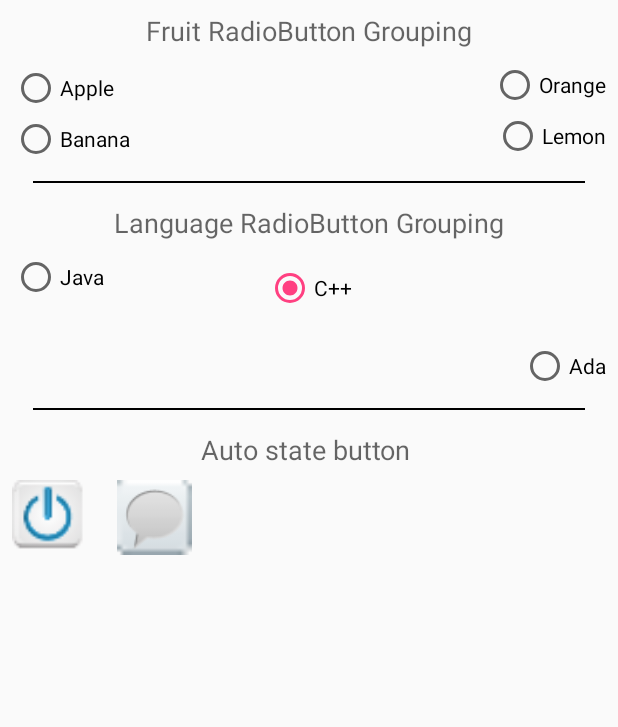
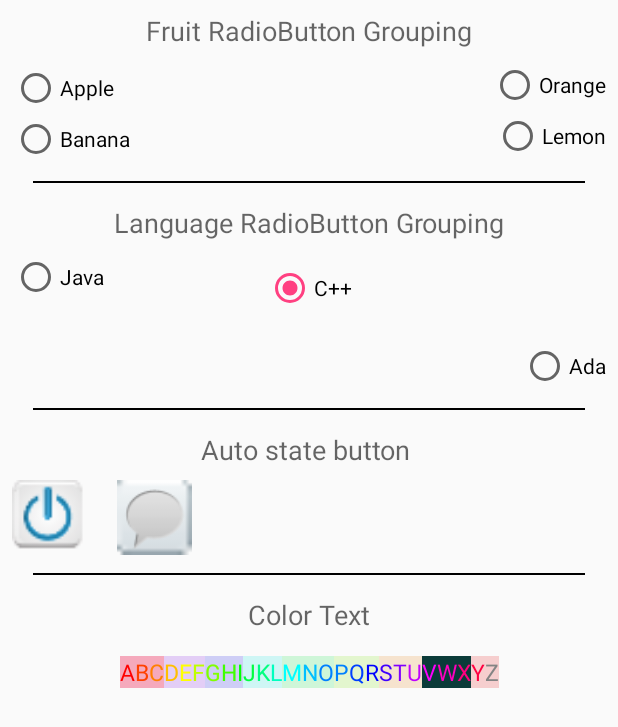
Before and after one commit to simair2000/AndroidUtils, an Android app: the UIExamActivity screen opened directly, with no data from a screen before it, on a phone screen of 412 x 824 dp. Shown: the top 727 px of the screen. Run offline under Robolectric (Android 15) with nearby library versions, the phone set to English and light mode, and no system bars.

Commit message:
ColorTextView

```diff
--- a/00.AndroidUtils/app/src/main/java/com/simair/android/androidutils/example/UIExamActivity.java
+++ b/00.AndroidUtils/app/src/main/java/com/simair/android/androidutils/example/UIExamActivity.java
@@ -2,6 +2,7 @@ package com.simair.android.androidutils.example;
 
 import android.content.Context;
 import android.content.Intent;
+import android.graphics.Color;
 import android.os.Bundle;
 import android.support.v7.app.AppCompatActivity;
 import android.view.View;
@@ -10,6 +11,7 @@ import android.widget.Toast;
 
 import com.simair.android.androidutils.R;
 import com.simair.android.androidutils.ui.ARadioGroup;
+import com.simair.android.androidutils.ui.ColorTextView;
 
 public class UIExamActivity extends AppCompatActivity implements ARadioGroup.CheckedChangeListener, View.OnClickListener {
 
@@ -22,6 +24,7 @@ public class UIExamActivity extends AppCompatActivity implements ARadioGroup.Che
     private RadioButton radioCPP;
     private RadioButton radioAda;
     private ARadioGroup languageRadioGroup;
+    private ColorTextView textColor;
 
     public static Intent getIntent(Context context) {
         Intent i = new Intent(context, UIExamActivity.class);
@@ -38,6 +41,48 @@ public class UIExamActivity extends AppCompatActivity implements ARadioGroup.Che
     private void initView() {
         initRadioGroup();
         initStateButton();
+        initColorTextView();
+    }
+
+    private void initColorTextView() {
+        textColor = (ColorTextView)findViewById(R.id.textColor);
+
+        textColor.setBGColor("ABC", Color.parseColor("#F5A9BC"));
+        textColor.setBGColor("DEF", Color.parseColor("#E3CEF6"));
+        textColor.setBGColor("GHI", Color.parseColor("#CECEF6"));
+        textColor.setBGColor("JKL", Color.parseColor("#CEF6F5"));
+        textColor.setBGColor("MNO", Color.parseColor("#CEF6D8"));
+        textColor.setBGColor("PQR", Color.parseColor("#E3F6CE"));
+        textColor.setBGColor("STU", Color.parseColor("#F6E3CE"));
+        textColor.setBGColor("VWX", Color.parseColor("#0B3B39"));
+        textColor.setBGColor("YZ", Color.parseColor("#F6CECE"));
+
+        textColor.setTextColor("A", Color.parseColor("#FF0000"));
+        textColor.setTextColor("B", Color.parseColor("#FF4000"));
+        textColor.setTextColor("C", Color.parseColor("#FF8000"));
+        textColor.setTextColor("D", Color.parseColor("#FFBF00"));
+        textColor.setTextColor("E", Color.parseColor("#FFFF00"));
+        textColor.setTextColor("F", Color.parseColor("#BFFF00"));
+        textColor.setTextColor("G", Color.parseColor("#80FF00"));
+        textColor.setTextColor("H", Color.parseColor("#40FF00"));
+        textColor.setTextColor("I", Color.parseColor("#00FF00"));
+        textColor.setTextColor("J", Color.parseColor("#00FF40"));
+        textColor.setTextColor("K", Color.parseColor("#00FF80"));
+        textColor.setTextColor("L", Color.parseColor("#00FFBF"));
+        textColor.setTextColor("M", Color.parseColor("#00FFFF"));
+        textColor.setTextColor("N", Color.parseColor("#00BFFF"));
+        textColor.setTextColor("O", Color.parseColor("#0080FF"));
+        textColor.setTextColor("P", Color.parseColor("#0080FF"));
+        textColor.setTextColor("Q", Color.parseColor("#0040FF"));
+        textColor.setTextColor("R", Color.parseColor("#0000FF"));
+        textColor.setTextColor("S", Color.parseColor("#4000FF"));
+        textColor.setTextColor("T", Color.parseColor("#8000FF"));
+        textColor.setTextColor("U", Color.parseColor("#BF00FF"));
+        textColor.setTextColor("V", Color.parseColor("#FF00FF"));
+        textColor.setTextColor("W", Color.parseColor("#FF00BF"));
+        textColor.setTextColor("X", Color.parseColor("#FF0080"));
+        textColor.setTextColor("Y", Color.parseColor("#FF0040"));
+        textColor.setTextColor("Z", Color.parseColor("#848484"));
     }
 
     private void initStateButton() {
--- a/00.AndroidUtils/app/src/main/java/com/simair/android/androidutils/ui/ColorTextView.java
+++ b/00.AndroidUtils/app/src/main/java/com/simair/android/androidutils/ui/ColorTextView.java
@@ -15,6 +15,8 @@ import android.widget.TextView;
  * Created by simair on 2016-03-16.
  */
 public class ColorTextView extends TextView {
+    private SpannableString spannableString;
+
     public ColorTextView(Context context) {
         this(context, null, 0);
     }
@@ -25,6 +27,7 @@ public class ColorTextView extends TextView {
 
     public ColorTextView(Context context, AttributeSet attrs, int defStyleAttr) {
         super(context, attrs, defStyleAttr);
+        spannableString = new SpannableString(getText().toString());
     }
 
     public class Part {
@@ -62,7 +65,6 @@ public class ColorTextView extends TextView {
         }
 
         String text = getText().toString();
-        SpannableString ss = new SpannableString(text);
 
         int start = 0;
         int end = 0;
@@ -73,9 +75,9 @@ public class ColorTextView extends TextView {
                 break;
             }
             end = start + subString.length();
-            ss.setSpan(fColor, start, end, Spanned.SPAN_EXCLUSIVE_EXCLUSIVE);
+            spannableString.setSpan(fColor, start, end, Spanned.SPAN_EXCLUSIVE_EXCLUSIVE);
         }
-        setText(ss);
+        setText(spannableString);
     }
 
     public void setBGColor(String subString, int color) {
@@ -84,7 +86,6 @@ public class ColorTextView extends TextView {
         }
 
         String text = getText().toString();
-        SpannableString ss = new SpannableString(text);
 
         int start = 0;
         int end = 0;
@@ -95,9 +96,9 @@ public class ColorTextView extends TextView {
                 break;
             }
             end = start + subString.length();
-            ss.setSpan(bColor, start, end, Spanned.SPAN_EXCLUSIVE_EXCLUSIVE);
+            spannableString.setSpan(bColor, start, end, Spanned.SPAN_EXCLUSIVE_EXCLUSIVE);
         }
-        setText(ss);
+        setText(spannableString);
     }
 
     public void removeAllColor() {
--- a/00.AndroidUtils/app/src/main/res/layout/activity_uiexam.xml
+++ b/00.AndroidUtils/app/src/main/res/layout/activity_uiexam.xml
@@ -189,6 +189,47 @@
                 android:background="@mipmap/btn_white"
                 app:layout_constraintLeft_toRightOf="@+id/btnState"
                 app:layout_constraintTop_toBottomOf="@+id/textView2"/>
+
+            <ImageView
+                android:id="@+id/view5"
+                android:layout_width="368dp"
+                android:layout_height="1dp"
+                android:layout_marginEnd="8dp"
+                android:layout_marginLeft="8dp"
+                android:layout_marginRight="8dp"
+                android:layout_marginStart="8dp"
+                android:layout_marginTop="12dp"
+                android:background="#000"
+                app:layout_constraintLeft_toLeftOf="parent"
+                app:layout_constraintRight_toRightOf="parent"
+                app:layout_constraintTop_toBottomOf="@+id/btnImageState"/>
+
+            <TextView
+                android:id="@+id/textView4"
+                android:layout_width="wrap_content"
+                android:layout_height="wrap_content"
+                android:layout_marginLeft="8dp"
+                android:layout_marginRight="8dp"
+                android:layout_marginTop="15dp"
+                android:text="Color Text"
+                android:textAppearance="@style/TextAppearance.AppCompat.Medium"
+                app:layout_constraintHorizontal_bias="0.501"
+                app:layout_constraintLeft_toLeftOf="parent"
+                app:layout_constraintRight_toRightOf="parent"
+                app:layout_constraintTop_toTopOf="@+id/view5"/>
+
+            <com.simair.android.androidutils.ui.ColorTextView
+                android:id="@+id/textColor"
+                android:layout_width="wrap_content"
+                android:layout_height="wrap_content"
+                android:layout_marginLeft="8dp"
+                android:layout_marginRight="8dp"
+                android:layout_marginTop="15dp"
+                android:text="ABCDEFGHIJKLMNOPQRSTUVWXYZ"
+                android:textSize="15sp"
+                app:layout_constraintLeft_toLeftOf="parent"
+                app:layout_constraintRight_toRightOf="parent"
+                app:layout_constraintTop_toBottomOf="@+id/textView4"/>
         </android.support.constraint.ConstraintLayout>
     </LinearLayout>
 </ScrollView>
```
